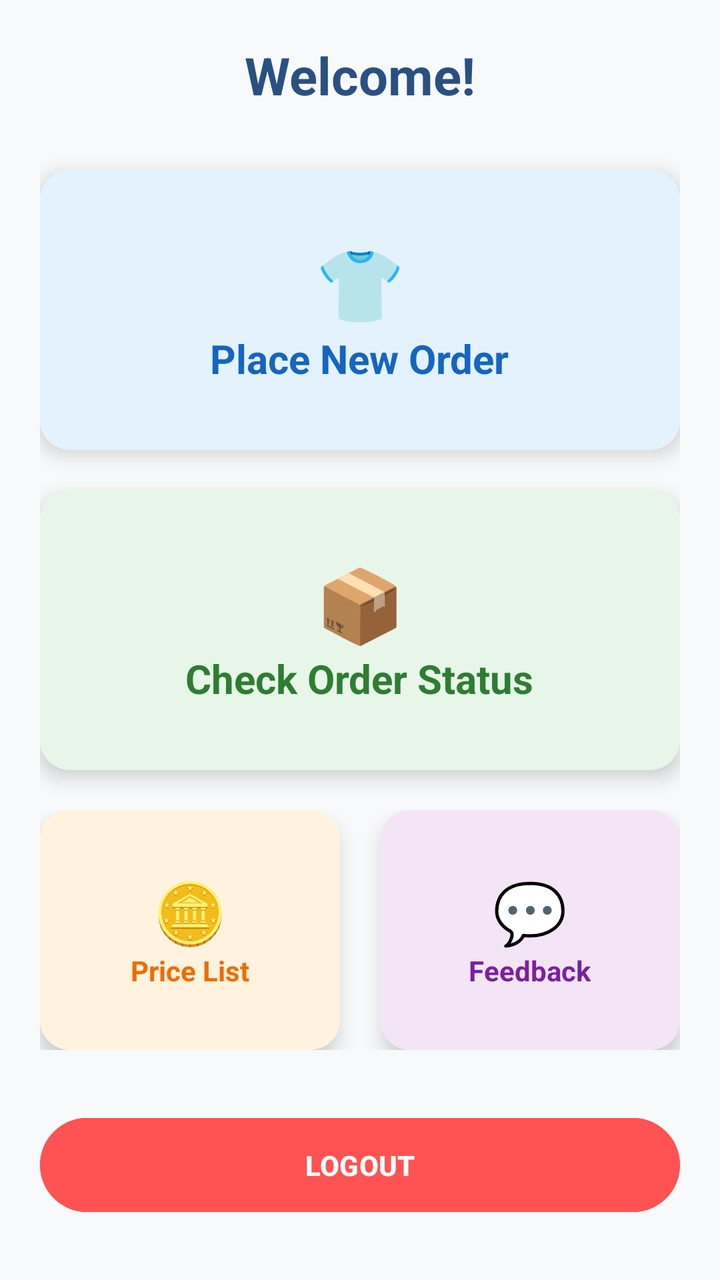
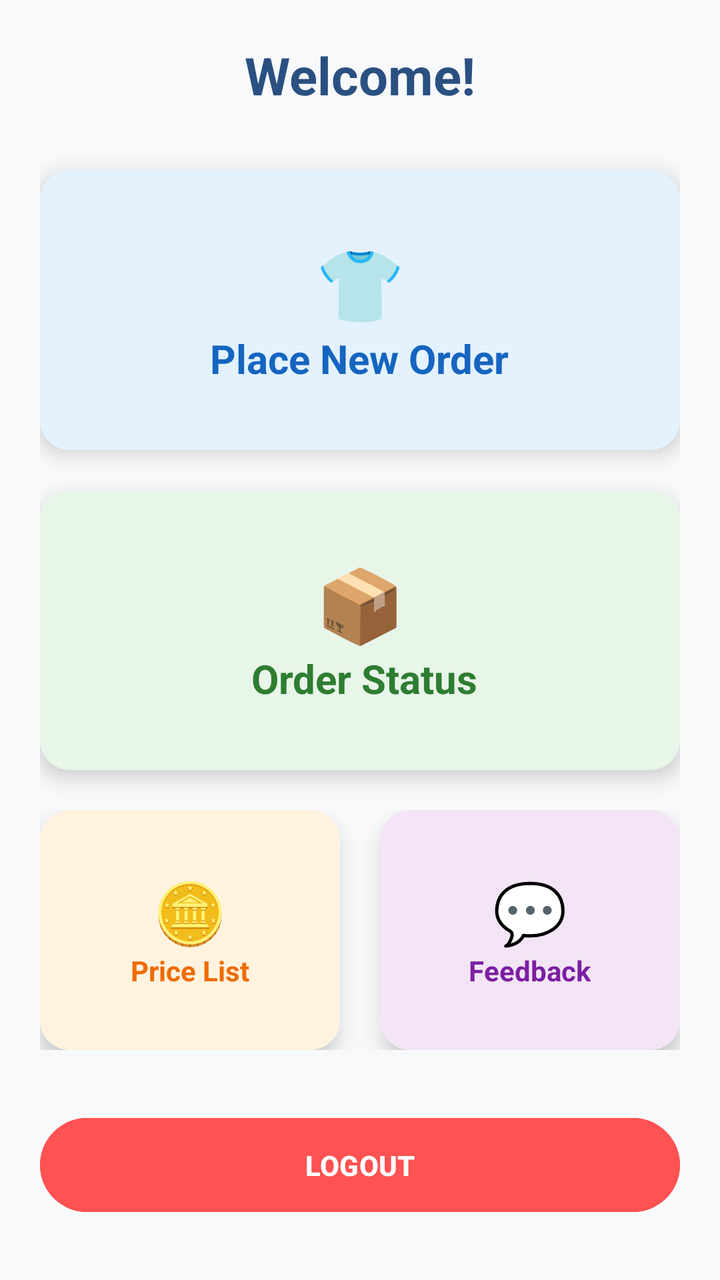

Compare the two renders of this Android layout. The source of the first and the diff that turns it into the second are given below.
<!-- AndroidManifest.xml: application theme Theme.LaundryApp -->
<!-- res/layout/activity_client.xml -->
<?xml version="1.0" encoding="utf-8"?>
<ScrollView xmlns:android="http://schemas.android.com/apk/res/android"
    xmlns:app="http://schemas.android.com/apk/res-auto"
    android:layout_width="match_parent"
    android:layout_height="match_parent"
    android:background="#f8f9fa">

    <LinearLayout
        android:layout_width="match_parent"
        android:layout_height="wrap_content"
        android:orientation="vertical"
        android:padding="20dp"
        android:gravity="center">

        <TextView
            android:id="@+id/tvWelcome"
            android:layout_width="wrap_content"
            android:layout_height="wrap_content"
            android:text="Welcome!"
            android:textSize="26sp"
            android:textStyle="bold"
            android:textColor="#2a5082"
            android:layout_marginBottom="30dp"/>

        <androidx.cardview.widget.CardView
            android:id="@+id/cardNewOrder"
            android:layout_width="match_parent"
            android:layout_height="140dp"
            android:layout_marginBottom="20dp"
            app:cardCornerRadius="15dp"
            app:cardElevation="6dp">

            <LinearLayout
                android:layout_width="match_parent"
                android:layout_height="match_parent"
                android:gravity="center"
                android:orientation="vertical"
                android:background="#E3F2FD">

                <TextView
                    android:layout_width="wrap_content"
                    android:layout_height="wrap_content"
                    android:text="👕"
                    android:textSize="36sp"/>

                <TextView
                    android:layout_width="wrap_content"
                    android:layout_height="wrap_content"
                    android:text="Place New Order"
                    android:textSize="20sp"
                    android:textStyle="bold"
                    android:textColor="#1565C0"/>
            </LinearLayout>
        </androidx.cardview.widget.CardView>

        <androidx.cardview.widget.CardView
            android:id="@+id/cardHistory"
            android:layout_width="match_parent"
            android:layout_height="140dp"
            android:layout_marginBottom="20dp"
            app:cardCornerRadius="15dp"
            app:cardElevation="6dp">

            <LinearLayout
                android:layout_width="match_parent"
                android:layout_height="match_parent"
                android:gravity="center"
                android:orientation="vertical"
                android:background="#E8F5E9">

                <TextView
                    android:layout_width="wrap_content"
                    android:layout_height="wrap_content"
                    android:text="📦"
                    android:textSize="36sp"/>

                <TextView
                    android:layout_width="wrap_content"
                    android:layout_height="wrap_content"
                    android:text="Check Order Status"
                    android:textSize="20sp"
                    android:textStyle="bold"
                    android:textColor="#2E7D32"/>
            </LinearLayout>
        </androidx.cardview.widget.CardView>

        <LinearLayout
            android:layout_width="match_parent"
            android:layout_height="wrap_content"
            android:orientation="horizontal"
            android:weightSum="2"
            android:layout_marginBottom="30dp">

            <androidx.cardview.widget.CardView
                android:id="@+id/cardPriceList"
                android:layout_width="0dp"
                android:layout_height="120dp"
                android:layout_weight="1"
                android:layout_marginEnd="10dp"
                app:cardCornerRadius="15dp"
                app:cardElevation="6dp">

                <LinearLayout
                    android:layout_width="match_parent"
                    android:layout_height="match_parent"
                    android:gravity="center"
                    android:orientation="vertical"
                    android:background="#FFF3E0">

                    <TextView
                        android:layout_width="wrap_content"
                        android:layout_height="wrap_content"
                        android:text="🪙"
                        android:textSize="30sp" />
                    <TextView
                        android:layout_width="wrap_content"
                        android:layout_height="wrap_content"
                        android:text="Price List"
                        android:textStyle="bold"
                        android:textColor="#EF6C00"/>
                </LinearLayout>
            </androidx.cardview.widget.CardView>

            <androidx.cardview.widget.CardView
                android:id="@+id/cardFeedback"
                android:layout_width="0dp"
                android:layout_height="120dp"
                android:layout_weight="1"
                android:layout_marginStart="10dp"
                app:cardCornerRadius="15dp"
                app:cardElevation="6dp">

                <LinearLayout
                    android:layout_width="match_parent"
                    android:layout_height="match_parent"
                    android:gravity="center"
                    android:orientation="vertical"
                    android:background="#F3E5F5">
                    <TextView
                        android:layout_width="wrap_content"
                        android:layout_height="wrap_content"
                        android:text="💬"
                        android:textSize="30sp"/>
                    <TextView
                        android:layout_width="wrap_content"
                        android:layout_height="wrap_content"
                        android:text="Feedback"
                        android:textStyle="bold"
                        android:textColor="#7B1FA2"/>
                </LinearLayout>
            </androidx.cardview.widget.CardView>

        </LinearLayout>

        <Button
            android:id="@+id/btnLogout"
            android:layout_width="match_parent"
            android:layout_height="55dp"
            android:text="LOGOUT"
            android:backgroundTint="#FF5252"
            android:textStyle="bold"/>

    </LinearLayout>
</ScrollView>
<!-- resources referenced by this layout -->
<resources>
  <style name="Theme.LaundryApp" parent="Base.Theme.LaundryApp" />
  <style name="Base.Theme.LaundryApp" parent="Theme.Material3.DayNight.NoActionBar">
          
          
      </style>
</resources>

<!-- the commit's change to res/layout/activity_client.xml (unified diff, before → after) -->
@@ -77,10 +77,10 @@
                 <TextView
                     android:layout_width="wrap_content"
                     android:layout_height="wrap_content"
-                    android:text="Check Order Status"
+                    android:text=" Order Status"
+                    android:textColor="#2E7D32"
                     android:textSize="20sp"
-                    android:textStyle="bold"
-                    android:textColor="#2E7D32"/>
+                    android:textStyle="bold" />
             </LinearLayout>
         </androidx.cardview.widget.CardView>
 
